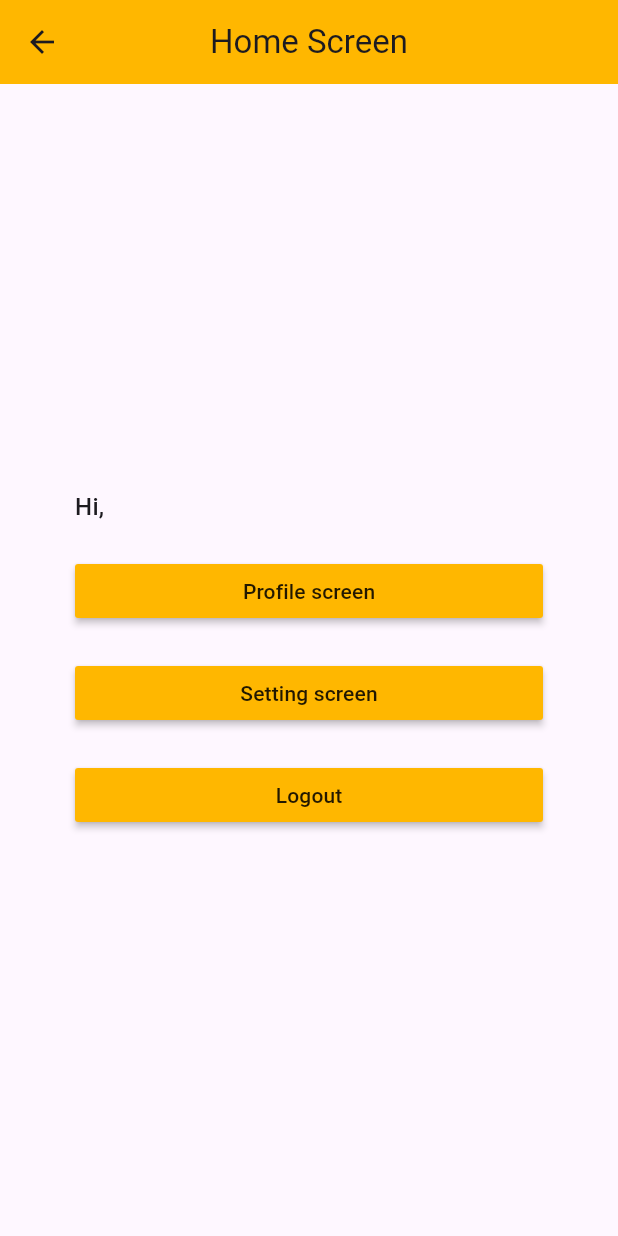
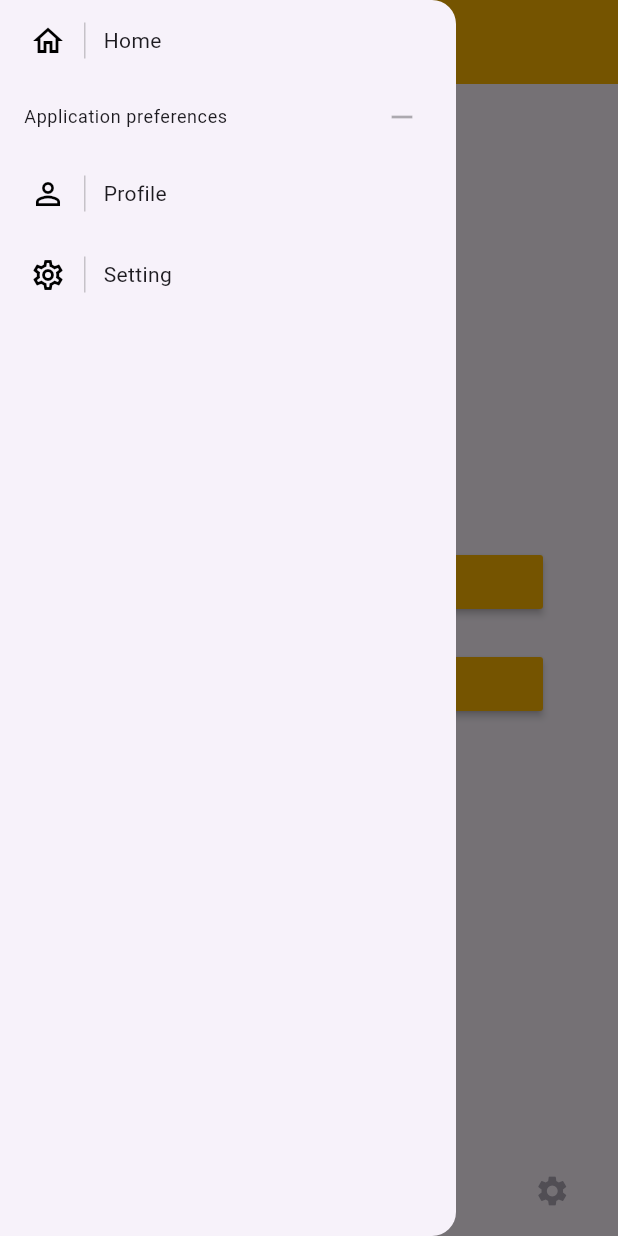
Before and after one commit to trongloikt192/flutter-app-demo, a Flutter app: the HomeScreen screen opened by its route, with the side drawer open (before the commit the screen has no drawer), on a phone screen of 412 x 824 dp. Run offline on Flutter 3.47's test engine with Material 3 defaults, Android fonts, the phone set to English and light mode, and no system bars; our stand-ins replace dio, flutter_dotenv, flutter_html, get, get_storage; missing offline and left inert: dio_http_cache; accounts and stored records are empty; statements that could not run were skipped.

Commit message:
imp# Drawer + Bottom Navigation Bar

```diff
--- a/lib/config/routes.dart
+++ b/lib/config/routes.dart
@@ -1,3 +1,4 @@
+import 'package:demo/modules/root/bindings/root_binding.dart';
 import 'package:get/get.dart' show GetPage, Transition;
 
 import '../middlewares/auth_middleware.dart';
@@ -28,7 +29,7 @@ class Routes {
     GetPage(name: REGISTER, page: () => RegisterScreen(), binding: AuthBinding(), middlewares: [GuestMiddleware()]),
 
     GetPage(name: HOME, page: () => HomeScreen(), binding: HomeBinding(), middlewares: [AuthMiddleware()]),
-    GetPage(name: PROFILE, page: () => ProfileScreen(), binding: ProfileBinding(), transition: Transition.downToUp),
+    GetPage(name: PROFILE, page: () => ProfileScreen(), binding: ProfileBinding()),
     GetPage(name: SETTING, page: () => SettingScreen(), binding: SettingBinding()),
   ];
 }
--- a/lib/main.dart
+++ b/lib/main.dart
@@ -28,6 +28,7 @@ class MyApp extends StatelessWidget {
       initialRoute: Routes.HOME,
       getPages: Routes.config,
       locale: Get.find<TranslationService>().getLocale(),
+      defaultTransition: Transition.noTransition,
     );
   }
 }
--- /dev/null
+++ b/lib/modules/global_widgets/custom_bottom_nav_bar.dart
@@ -0,0 +1,87 @@
+import 'package:flutter/material.dart';
+
+const Color PRIMARY_COLOR = Colors.blueAccent;
+const Color BACKGROUND_COLOR = Color(0xffE2E7F2);
+
+class CustomBottomNavigationBar extends StatefulWidget {
+  final Color backgroundColor;
+  final Color itemColor;
+  final List<CustomBottomNavigationItem> children;
+  final Function(int) onChange;
+  final int currentIndex;
+
+  CustomBottomNavigationBar({this.backgroundColor = BACKGROUND_COLOR, this.itemColor = PRIMARY_COLOR, this.currentIndex = 0, required this.children, required this.onChange});
+
+  @override
+  _CustomBottomNavigationBarState createState() => _CustomBottomNavigationBarState();
+}
+
+class _CustomBottomNavigationBarState extends State<CustomBottomNavigationBar> {
+  void _changeIndex(int index) {
+    widget.onChange(index);
+  }
+
+  @override
+  void initState() {
+    super.initState();
+  }
+
+  @override
+  Widget build(BuildContext context) {
+    return Container(
+      height: 60,
+      color: widget.backgroundColor,
+      child: Row(
+        mainAxisAlignment: MainAxisAlignment.spaceAround,
+        children: widget.children.map((item) {
+          var color = item.color ?? widget.itemColor;
+          var icon = item.icon;
+          var label = item.label;
+          int index = widget.children.indexOf(item);
+          return GestureDetector(
+            onTap: () {
+              _changeIndex(index);
+            },
+            child: AnimatedContainer(
+              duration: const Duration(milliseconds: 200),
+              width: widget.currentIndex == index ? MediaQuery.of(context).size.width / widget.children.length + 20 : 50,
+              padding: const EdgeInsets.only(left: 10, right: 10),
+              margin: const EdgeInsets.only(top: 10, bottom: 10),
+              alignment: Alignment.center,
+              decoration: BoxDecoration(color: widget.currentIndex == index ? color.withOpacity(0.2) : Colors.transparent, borderRadius: BorderRadius.circular(10)),
+              child: Row(
+                mainAxisAlignment: MainAxisAlignment.spaceAround,
+                children: <Widget>[
+                  Icon(
+                    icon,
+                    size: 24,
+                    color: widget.currentIndex == index ? color : color.withOpacity(0.5),
+                  ),
+                  widget.currentIndex == index
+                      ? Expanded(
+                    flex: 2,
+                    child: Text(
+                      label,
+                      overflow: TextOverflow.ellipsis,
+                      textAlign: TextAlign.center,
+                      style: TextStyle(color: widget.currentIndex == index ? color : color.withOpacity(0.5)),
+                    ),
+                  )
+                      : Container()
+                ],
+              ),
+            ),
+          );
+        }).toList(),
+      ),
+    );
+  }
+}
+
+class CustomBottomNavigationItem {
+  final IconData icon;
+  final String label;
+  final Color? color;
+
+  CustomBottomNavigationItem({required this.icon, required this.label, this.color});
+}
--- /dev/null
+++ b/lib/modules/global_widgets/drawer_link_widget.dart
@@ -0,0 +1,48 @@
+/*
+ * Copyright (c) 2020 .
+ */
+
+import 'package:flutter/material.dart';
+import 'package:get/get.dart';
+
+class DrawerLinkWidget extends StatelessWidget {
+  final IconData icon;
+  final String text;
+  final ValueChanged<void> onTap;
+
+  const DrawerLinkWidget({
+    Key? key,
+    required this.icon,
+    required this.text,
+    required this.onTap,
+  }) : super(key: key);
+
+  @override
+  Widget build(BuildContext context) {
+    return InkWell(
+      onTap: () {
+        onTap('');
+      },
+      child: Padding(
+        padding: const EdgeInsets.symmetric(vertical: 15, horizontal: 20),
+        child: Row(
+          children: [
+            Icon(
+              icon,
+              color: Get.theme.focusColor.withOpacity(1),
+            ),
+            Container(
+              margin: const EdgeInsets.symmetric(horizontal: 12),
+              width: 1,
+              height: 24,
+              color: Get.theme.focusColor.withOpacity(0.2),
+            ),
+            Expanded(
+              child: Text(text.tr, style: Get.textTheme.bodyMedium!.merge(TextStyle(fontSize: 14))),
+            ),
+          ],
+        ),
+      ),
+    );
+  }
+}
--- /dev/null
+++ b/lib/modules/global_widgets/main_drawer_widget.dart
@@ -0,0 +1,70 @@
+/*
+ * Copyright (c) 2020 .
+ */
+
+import 'package:flutter/material.dart';
+import 'package:get/get.dart';
+
+import '../../config/routes.dart';
+import '../../services/auth_service.dart';
+import '../root/controllers/root_controller.dart' show RootController;
+import 'drawer_link_widget.dart';
+
+class MainDrawerWidget extends StatelessWidget {
+  @override
+  Widget build(BuildContext context) {
+    return Drawer(
+      child: ListView(
+        children: [
+          DrawerLinkWidget(
+            icon: Icons.home_outlined,
+            text: "Home",
+            onTap: (e) async {
+              await Get.find<RootController>().changePageByName(Routes.HOME);
+            },
+          ),
+          ListTile(
+            dense: true,
+            title: Text(
+              "Application preferences".tr,
+              style: Get.textTheme.bodySmall,
+            ),
+            trailing: Icon(
+              Icons.remove,
+              color: Get.theme.focusColor.withOpacity(0.3),
+            ),
+          ),
+          DrawerLinkWidget(
+            icon: Icons.person_outline,
+            text: "Profile",
+            onTap: (e) async {
+              await Get.find<RootController>().changePageByName(Routes.PROFILE);
+            },
+          ),
+          DrawerLinkWidget(
+            icon: Icons.settings_outlined,
+            text: "Setting",
+            onTap: (e) async {
+              await Get.find<RootController>().changePageByName(Routes.SETTING);
+            },
+          ),
+          // CustomPageDrawerLinkWidget(),
+          Obx(() {
+            if (Get.find<AuthService>().isAuth) {
+              return DrawerLinkWidget(
+                icon: Icons.logout,
+                text: "Logout",
+                onTap: (e) async {
+                  await Get.find<AuthService>().removeCurrentUser();
+                  await Get.offAllNamed(Routes.LOGIN);
+                },
+              );
+            } else {
+              return const SizedBox(height: 0);
+            }
+          }),
+        ],
+      ),
+    );
+  }
+}
--- a/lib/modules/home/bindings/home_binding.dart
+++ b/lib/modules/home/bindings/home_binding.dart
@@ -1,11 +1,11 @@
-import 'package:demo/modules/auth/controllers/auth_controller.dart';
 import 'package:demo/modules/home/controllers/home_controller.dart';
+import 'package:demo/modules/root/controllers/root_controller.dart';
 import 'package:get/get.dart';
 
 class HomeBinding extends Bindings {
   @override
   void dependencies() {
+    Get.put(RootController(), permanent: true);
     Get.put(HomeController());
-    Get.put(AuthController());
   }
 }
--- a/lib/modules/home/controllers/home_controller.dart
+++ b/lib/modules/home/controllers/home_controller.dart
@@ -1,25 +1,19 @@
 import 'package:demo/config/routes.dart';
-import 'package:demo/modules/auth/controllers/auth_controller.dart';
-import 'package:demo/services/auth_service.dart';
+import 'package:demo/modules/root/controllers/root_controller.dart';
 import 'package:get/get.dart';
 
 class HomeController extends GetxController {
-
+  final currentIndex = 0.obs;
 
   HomeController() {
     // constructor
   }
 
   void goToProfile() {
-    Get.toNamed(Routes.PROFILE);
+    Get.find<RootController>().changePageByName(Routes.PROFILE);
   }
 
   void goToSetting() {
-    Get.toNamed(Routes.SETTING);
+    Get.find<RootController>().changePageByName(Routes.SETTING);
   }
-
-  Future<void> onLogout() async {
-    return Get.find<AuthController>().logout();
-  }
-
 }
--- a/lib/modules/home/views/home_screen.dart
+++ b/lib/modules/home/views/home_screen.dart
@@ -1,33 +1,27 @@
 import 'package:demo/modules/home/controllers/home_controller.dart';
+import 'package:demo/modules/root/views/root_screen.dart';
 import 'package:demo/services/auth_service.dart';
 import 'package:flutter/material.dart';
 import 'package:get/get.dart';
-
-
 
 class HomeScreen extends GetView<HomeController> {
   const HomeScreen({super.key});
 
   @override
   Widget build(BuildContext context) {
-    return Scaffold(
-        appBar: AppBar(
-          title: Text(
-            "Home Screen",
-            style: Theme.of(context).textTheme.titleLarge,
-          ),
-          centerTitle: true,
-          backgroundColor: const Color(0xFFFFB700),
-        ),
+    return RootScreen(
+        title: "Home Screen",
+        showDrawer: true,
+        container: Scaffold(
             body: Column(
                 crossAxisAlignment: CrossAxisAlignment.stretch,
                 mainAxisAlignment: MainAxisAlignment.center,
                 children: [
               Obx(() {
-              return Text(
-                  "${"Hi".tr}, ${Get.find<AuthService>().name}",
-                  style: Theme.of(context).textTheme.titleMedium
-              ).paddingOnly(left: 50, right: 50).marginOnly(bottom: 20);
+                return Text("${"Hi".tr}, ${Get.find<AuthService>().name}",
+                        style: Theme.of(context).textTheme.titleMedium)
+                    .paddingOnly(left: 50, right: 50)
+                    .marginOnly(bottom: 20);
               }),
               MaterialButton(
                 onPressed: () => {
@@ -45,14 +39,8 @@ class HomeScreen extends GetView<HomeController> {
                 color: const Color(0xFFFFB700),
                 child: Text('Setting screen'.tr),
               ).paddingOnly(left: 50, right: 50).marginOnly(bottom: 20),
-            MaterialButton(
-              onPressed: () => {
-                controller.onLogout()
-              },
-              color: const Color(0xFFFFB700),
-              child: Text('Logout'.tr),
-            ).paddingOnly(left: 50, right: 50)
-          ],
-        ));
+            ])
+        )
+    );
   }
 }
--- a/lib/modules/profile/bindings/profile_binding.dart
+++ b/lib/modules/profile/bindings/profile_binding.dart
@@ -1,11 +1,9 @@
 import 'package:demo/modules/profile/controllers/profile_controller.dart';
-import 'package:demo/modules/setting/controllers/setting_controller.dart';
 import 'package:get/get.dart';
 
 class ProfileBinding extends Bindings {
   @override
   void dependencies() {
     Get.put(ProfileController());
-    // Get.lazyPut(() => SettingController());
   }
 }
--- a/lib/modules/profile/controllers/profile_controller.dart
+++ b/lib/modules/profile/controllers/profile_controller.dart
@@ -1,6 +1,9 @@
 import 'package:demo/config/constants.dart';
 import 'package:get/get.dart';
 import 'package:get_storage/get_storage.dart';
+
+import '../../../config/routes.dart';
+import '../../root/controllers/root_controller.dart';
 
 class ProfileController extends GetxController {
   final RxString name = "".obs;
@@ -12,11 +15,10 @@ class ProfileController extends GetxController {
   }
 
   void backToHome() {
-    Get.back();
+    Get.find<RootController>().changePageByName(Routes.HOME);
   }
 
   onGetNameFromStorage() {
     this.name.value = _box.read<String>(Constants.BOX_SETTING_NAME) ?? "";
   }
-
 }
--- a/lib/modules/profile/views/profile_screen.dart
+++ b/lib/modules/profile/views/profile_screen.dart
@@ -1,4 +1,5 @@
 import 'package:demo/modules/profile/controllers/profile_controller.dart';
+import 'package:demo/modules/root/views/root_screen.dart';
 import 'package:demo/services/auth_service.dart';
 import 'package:flutter/material.dart';
 import 'package:get/get.dart';
@@ -6,19 +7,12 @@ import 'package:get/get.dart';
 class ProfileScreen extends GetView<ProfileController> {
   ProfileScreen({super.key});
 
-  // final settingController = Get.find<SettingController>();
-
   @override
   Widget build(BuildContext context) {
-    return Scaffold(
-        appBar: AppBar(
-          title: Text(
-            "Profile Screen",
-            style: Theme.of(context).textTheme.titleLarge,
-          ),
-          centerTitle: true,
-          backgroundColor: const Color(0xFFFFB700),
-        ),
+    return RootScreen(
+        showDrawer: true,
+        title: "Profile Screen",
+        container: Scaffold(
             body: Column(
               crossAxisAlignment: CrossAxisAlignment.stretch,
               mainAxisAlignment: MainAxisAlignment.center,
@@ -35,6 +29,8 @@ class ProfileScreen extends GetView<ProfileController> {
                   child: const Text('Back to home screen'),
                 ).paddingOnly(left: 50, right: 50),
               ],
-        ));
+            )
+        )
+    );
   }
 }
--- /dev/null
+++ b/lib/modules/root/bindings/root_binding.dart
@@ -0,0 +1,14 @@
+import 'package:demo/modules/auth/controllers/auth_controller.dart';
+import 'package:get/get.dart';
+
+import '../../home/controllers/home_controller.dart';
+import '../controllers/root_controller.dart';
+
+class RootBinding extends Bindings {
+  @override
+  void dependencies() {
+    Get.lazyPut<RootController>(() => RootController(),);
+    Get.put(AuthController(), permanent: true);
+    Get.put(HomeController(), permanent: true);
+  }
+}
--- /dev/null
+++ b/lib/modules/root/controllers/root_controller.dart
@@ -0,0 +1,34 @@
+import 'package:get/get.dart';
+
+import '../../../config/routes.dart';
+import '../../../services/auth_service.dart';
+
+class RootController extends GetxController {
+  final currentIndex = 0.obs;
+  final notificationsCount = 0.obs;
+
+  RootController() {
+    //
+  }
+
+  List<String> pages = [
+    Routes.HOME,
+    Routes.PROFILE,
+    Routes.PROFILE,
+    Routes.SETTING,
+  ];
+
+  Future<void> changePageByIndex(int index) async {
+    if (!Get.find<AuthService>().isAuth && index > 0) {
+      await Get.toNamed(Routes.LOGIN);
+    } else {
+      currentIndex.value = index;
+      await Get.toNamed(pages[index]);
+    }
+  }
+
+  Future<void> changePageByName(String routeName) async {
+    int index = pages.indexWhere((element) => element == routeName);
+    changePageByIndex(index);
+  }
+}
--- /dev/null
+++ b/lib/modules/root/views/root_screen.dart
@@ -0,0 +1,66 @@
+import 'package:flutter/material.dart';
+import 'package:get/get.dart';
+
+import '../../global_widgets/custom_bottom_nav_bar.dart';
+import '../../global_widgets/main_drawer_widget.dart';
+import '../controllers/root_controller.dart';
+
+class RootScreen extends GetView<RootController> {
+  final String title;
+  final Scaffold container;
+
+  final bool hideAppBar;
+  final bool showDrawer;
+
+  RootScreen(
+      {required this.container,
+      this.title = "",
+      this.hideAppBar = false,
+      this.showDrawer = false});
+
+  @override
+  Widget build(BuildContext context) {
+    return Scaffold(
+      drawer: showDrawer ? MainDrawerWidget() : null,
+      appBar: hideAppBar
+          ? null
+          : AppBar(
+              title: Text(
+                title.tr,
+                style: Theme.of(context).textTheme.titleLarge,
+              ),
+              centerTitle: true,
+              backgroundColor: const Color(0xFFFFB700),
+            ),
+      body: container,
+      bottomNavigationBar: Obx(() {
+        return CustomBottomNavigationBar(
+          backgroundColor: context.theme.scaffoldBackgroundColor,
+          itemColor: context.theme.colorScheme.secondary,
+          currentIndex: controller.currentIndex.value,
+          onChange: (index) {
+            controller.changePageByIndex(index);
+          },
+          children: [
+            CustomBottomNavigationItem(
+              icon: Icons.home_outlined,
+              label: "Home".tr,
+            ),
+            CustomBottomNavigationItem(
+              icon: Icons.qr_code_scanner,
+              label: "QR Scan".tr,
+            ),
+            CustomBottomNavigationItem(
+              icon: Icons.person_outline,
+              label: "Account".tr,
+            ),
+            CustomBottomNavigationItem(
+              icon: Icons.settings,
+              label: "Setting".tr,
+            ),
+          ],
+        );
+      }),
+    );
+  }
+}
--- a/lib/modules/setting/bindings/setting_binding.dart
+++ b/lib/modules/setting/bindings/setting_binding.dart
@@ -4,6 +4,6 @@ import 'package:get/get.dart';
 class SettingBinding extends Bindings {
   @override
   void dependencies() {
-    Get.put(SettingController()/*, permanent: true*/);
+    Get.put(SettingController());
   }
 }
--- a/lib/modules/setting/controllers/setting_controller.dart
+++ b/lib/modules/setting/controllers/setting_controller.dart
@@ -5,7 +5,9 @@ import 'package:demo/config/constants.dart';
 import 'package:get/get.dart';
 import 'package:get_storage/get_storage.dart';
 
+import '../../../config/routes.dart';
 import '../../../services/translate_service.dart';
+import '../../root/controllers/root_controller.dart';
 
 class SettingController extends GetxController {
   RxString name = "".obs;
@@ -23,7 +25,7 @@ class SettingController extends GetxController {
   }
 
   void backToHome() {
-    Get.back();
+    Get.find<RootController>().changePageByName(Routes.HOME);
   }
 
   void onFieldSubmitted(value) {
--- a/lib/modules/setting/views/setting_screen.dart
+++ b/lib/modules/setting/views/setting_screen.dart
@@ -1,3 +1,4 @@
+import 'package:demo/modules/root/views/root_screen.dart';
 import 'package:demo/modules/setting/controllers/setting_controller.dart';
 import 'package:demo/services/translate_service.dart';
 import 'package:flutter/material.dart';
@@ -8,21 +9,23 @@ class SettingScreen extends GetView<SettingController> {
 
   @override
   Widget build(BuildContext context) {
-    return Scaffold(
-        appBar: AppBar(
-          title: Text(
-            "Setting Screen".tr,
-            style: Theme.of(context).textTheme.titleLarge,
-          ),
-          centerTitle: true,
-          backgroundColor: const Color(0xFFFFB700),
-        ),
+    return RootScreen(
+        title: "Setting Screen",
+        showDrawer: true,
+        container: Scaffold(
             body: Column(
               crossAxisAlignment: CrossAxisAlignment.stretch,
               mainAxisAlignment: MainAxisAlignment.center,
               children: [
-            Text("${"Language".tr}: ${Get.find<TranslationService>().getLocale().toString().tr}",
-                style: Theme.of(context).textTheme.titleMedium
+                Text("${"Language".tr}: ${Get
+                    .find<TranslationService>()
+                    .getLocale()
+                    .toString()
+                    .tr}",
+                    style: Theme
+                        .of(context)
+                        .textTheme
+                        .titleMedium
                 ).paddingOnly(left: 50, right: 50).marginOnly(bottom: 20),
                 Row(
                     mainAxisAlignment: MainAxisAlignment.spaceBetween,
@@ -34,7 +37,8 @@ class SettingScreen extends GetView<SettingController> {
                             },
                             color: const Color(0xFFFFB700),
                             child: Text('English'.tr),
-                )),
+                          )
+                      ),
                       const SizedBox(width: 10),
                       Expanded(
                           child: MaterialButton(
@@ -43,17 +47,20 @@ class SettingScreen extends GetView<SettingController> {
                             },
                             color: const Color(0xFFFFB700),
                             child: Text('Vietnamese'.tr),
-                ))
+                          )
+                      )
                     ]
                 ).paddingOnly(left: 50, right: 50),
                 MaterialButton(
                   onPressed: () => {
-                Get.back(),
+                    controller.backToHome(),
                   },
                   color: const Color(0xFFFFB700),
                   child: Text('Back to home screen'.tr),
                 ).paddingOnly(left: 50, right: 50)
               ],
-        ));
+            )
+        )
+    );
   }
 }
```
Lines whose indentation alone changed are shown as unchanged.
